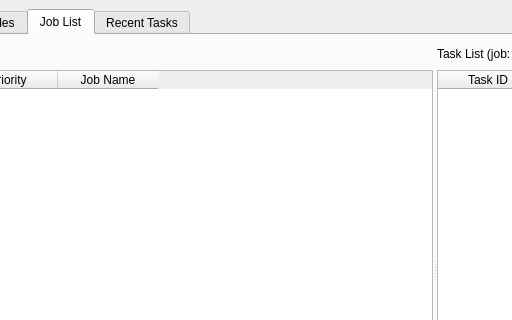
Old version of the form Ui_FarmView.ui in the repository CogswellProjectHydra/githubHydraRepo; both pictures show x 163 to 675 and y 0 to 320 of the 1294 by 581 pixel window.
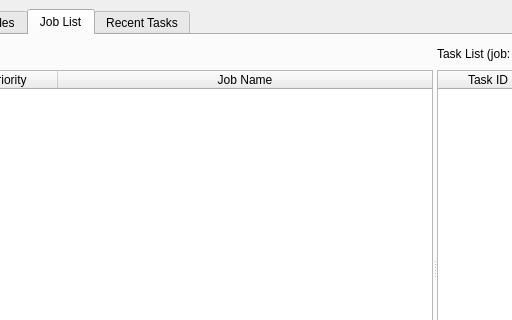
New version of the form.

What changed in the file:
```diff
--- a/Ui_FarmView.ui
+++ b/Ui_FarmView.ui
@@ -393,6 +393,9 @@
               <property name="cornerButtonEnabled">
                <bool>false</bool>
               </property>
+              <attribute name="horizontalHeaderStretchLastSection">
+               <bool>true</bool>
+              </attribute>
               <attribute name="verticalHeaderVisible">
                <bool>false</bool>
               </attribute>
```
Left out of the diff: 21 changed lines with no effect on the pictures.
